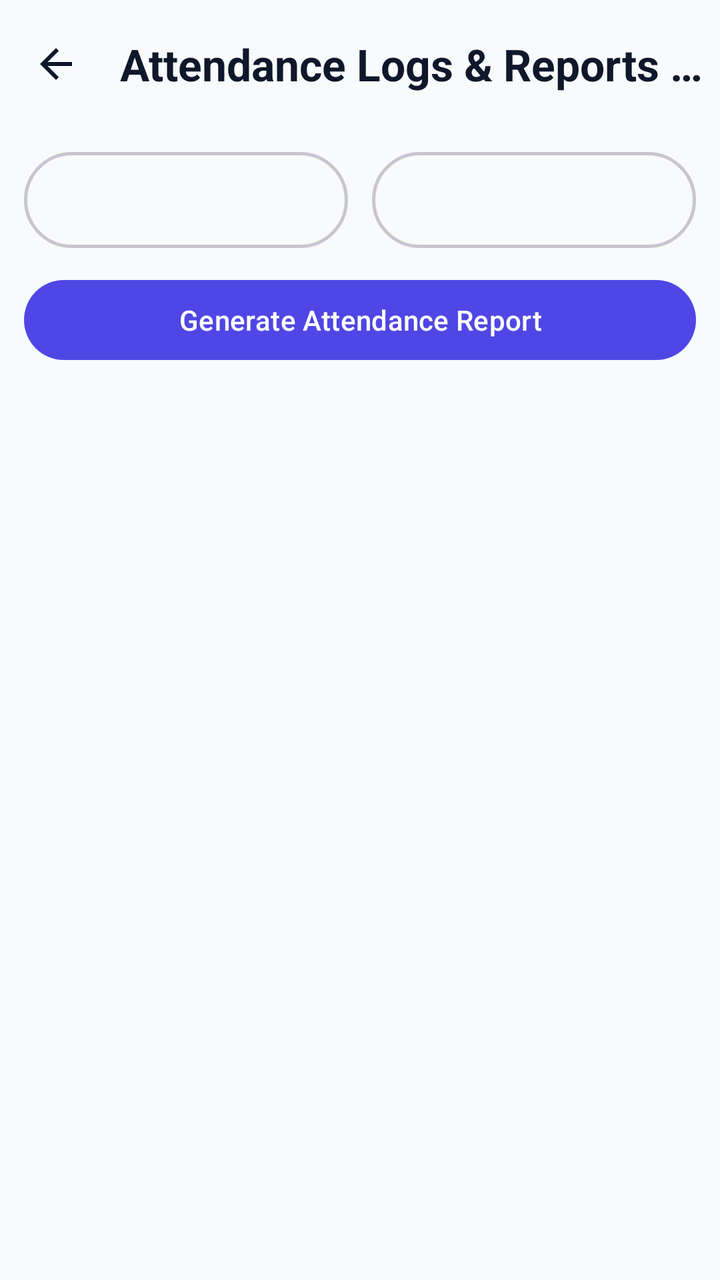
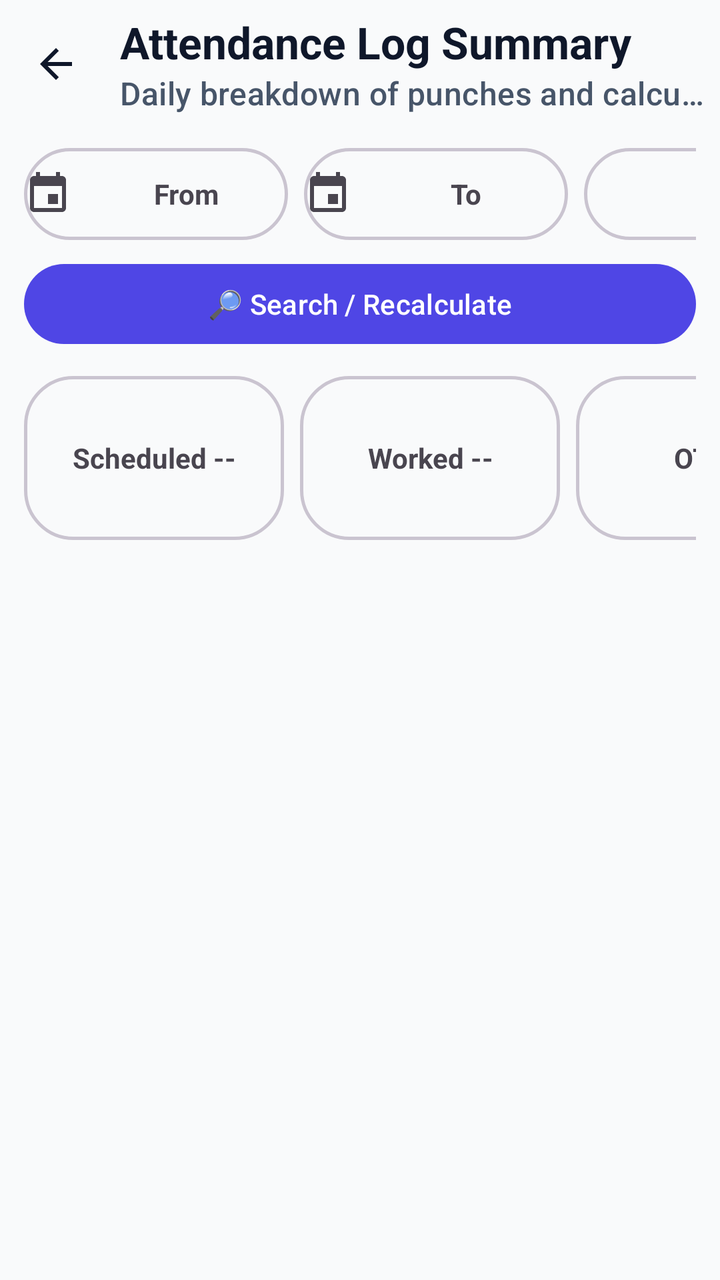

An Android layout rendered at two revisions. The XML below is the earlier revision; the diff shows what the commit changed to produce the second picture.
<!-- AndroidManifest.xml: application theme Theme.Biometric -->
<!-- res/layout/activity_admin_attendance.xml -->
<?xml version="1.0" encoding="utf-8"?>
<LinearLayout xmlns:android="http://schemas.android.com/apk/res/android"
    xmlns:app="http://schemas.android.com/apk/res-auto"
    android:id="@+id/clAdminAttendanceRoot"
    android:layout_width="match_parent"
    android:layout_height="match_parent"
    android:orientation="vertical"
    android:background="@color/window_background">
<com.google.android.material.appbar.MaterialToolbar android:id="@+id/toolbar" android:layout_width="match_parent" android:layout_height="?attr/actionBarSize" app:title="Attendance Logs &amp; Reports 📊" app:navigationIcon="@drawable/ic_arrow_back"/>
<LinearLayout android:layout_width="match_parent" android:layout_height="wrap_content" android:orientation="horizontal" android:padding="12dp">
<TextView android:id="@+id/tvFrom" android:layout_width="0dp" android:layout_height="48dp" android:layout_weight="1" android:gravity="center" android:textStyle="bold" android:background="@drawable/bg_premium_card" android:layout_marginEnd="6dp"/>
<TextView android:id="@+id/tvTo" android:layout_width="0dp" android:layout_height="48dp" android:layout_weight="1" android:gravity="center" android:textStyle="bold" android:background="@drawable/bg_premium_card" android:layout_marginStart="6dp"/>
</LinearLayout>
<com.google.android.material.button.MaterialButton android:id="@+id/btnGenerate" android:layout_width="match_parent" android:layout_height="wrap_content" android:layout_marginHorizontal="12dp" android:text="Generate Attendance Report"/>
<TextView android:id="@+id/tvSummary" android:layout_width="match_parent" android:layout_height="wrap_content" android:padding="16dp" android:textStyle="bold" android:textColor="@color/text_primary"/>
<ProgressBar android:id="@+id/progress" android:layout_width="wrap_content" android:layout_height="wrap_content" android:layout_gravity="center_horizontal" android:visibility="gone"/>
<TextView android:id="@+id/empty" android:layout_width="match_parent" android:layout_height="wrap_content" android:padding="24dp" android:gravity="center" android:text="No attendance summaries found." android:visibility="gone"/>
<androidx.recyclerview.widget.RecyclerView android:id="@+id/rvAttendance" android:layout_width="match_parent" android:layout_height="0dp" android:layout_weight="1" android:padding="12dp" android:clipToPadding="false"/>
</LinearLayout>
<!-- resources referenced by this layout -->
<resources>
  <color name="text_primary">#0F172A</color>
  <color name="window_background">#F9FAFB</color>
  <!-- drawable bg_premium_card (drawable) -->
  <?xml version="1.0" encoding="utf-8"?>
  <shape xmlns:android="http://schemas.android.com/apk/res/android">
      <solid android:color="?attr/colorSurface" />
      <corners android:radius="24dp" />
      <stroke
          android:width="1.5dp"
          android:color="?attr/colorOutlineVariant" />
  </shape>
  <!-- drawable ic_arrow_back (drawable) -->
  <vector xmlns:android="http://schemas.android.com/apk/res/android"
      android:width="24dp"
      android:height="24dp"
      android:viewportWidth="24.0"
      android:viewportHeight="24.0"
      android:tint="?attr/colorControlNormal">
      <path
          android:fillColor="@android:color/white"
          android:pathData="M20,11H7.83l5.59,-5.59L12,4l-8,8 8,8 1.41,-1.41L7.83,13H20v-2z"/>
  </vector>
  <color name="colorPrimary">#4F46E5</color>
  <color name="colorPrimaryDark">#4338CA</color>
  <color name="colorAccent">#F43F5E</color>
  <color name="colorSurfaceVariant">#F3F4F6</color>
  <color name="text_secondary">#475569</color>
  <color name="red">#EF4444</color>
  <color name="outline">#79747E</color>
  <color name="outline_variant">#CAC4D0</color>
  <style name="Widget.App.Toolbar" parent="Widget.Material3.Toolbar.OnSurface">
          <item name="titleTextAppearance">@style/TextAppearance.App.ToolbarTitle</item>
      </style>
  <style name="Widget.App.CardView" parent="Widget.Material3.CardView.Elevated">
          <item name="cardCornerRadius">16dp</item>
          <item name="cardElevation">4dp</item>
      </style>
  <style name="TextAppearance.App.ToolbarTitle" parent="TextAppearance.Material3.TitleLarge">
          <item name="android:textStyle">bold</item>
      </style>
  <!-- unchanged entries left out for length: 1 -->
</resources>

<!-- the commit's change to res/layout/activity_admin_attendance.xml (unified diff, before → after) -->
@@ -6,14 +6,121 @@
     android:layout_height="match_parent"
     android:orientation="vertical"
     android:background="@color/window_background">
-<com.google.android.material.appbar.MaterialToolbar android:id="@+id/toolbar" android:layout_width="match_parent" android:layout_height="?attr/actionBarSize" app:title="Attendance Logs &amp; Reports 📊" app:navigationIcon="@drawable/ic_arrow_back"/>
-<LinearLayout android:layout_width="match_parent" android:layout_height="wrap_content" android:orientation="horizontal" android:padding="12dp">
-<TextView android:id="@+id/tvFrom" android:layout_width="0dp" android:layout_height="48dp" android:layout_weight="1" android:gravity="center" android:textStyle="bold" android:background="@drawable/bg_premium_card" android:layout_marginEnd="6dp"/>
-<TextView android:id="@+id/tvTo" android:layout_width="0dp" android:layout_height="48dp" android:layout_weight="1" android:gravity="center" android:textStyle="bold" android:background="@drawable/bg_premium_card" android:layout_marginStart="6dp"/>
+
+    <com.google.android.material.appbar.MaterialToolbar
+        android:id="@+id/toolbar"
+        android:layout_width="match_parent"
+        android:layout_height="?attr/actionBarSize"
+        app:title="Attendance Log Summary"
+        app:subtitle="Daily breakdown of punches and calculated hours"
+        app:navigationIcon="@drawable/ic_arrow_back" />
+
+    <HorizontalScrollView
+        android:layout_width="match_parent"
+        android:layout_height="wrap_content"
+        android:scrollbars="none"
+        android:paddingStart="12dp"
+        android:paddingEnd="12dp">
+        <LinearLayout
+            android:layout_width="wrap_content"
+            android:layout_height="wrap_content"
+            android:orientation="horizontal"
+            android:paddingTop="10dp"
+            android:paddingBottom="8dp">
+
+            <TextView
+                android:id="@+id/tvFrom"
+                android:layout_width="132dp"
+                android:layout_height="46dp"
+                android:gravity="center"
+                android:textStyle="bold"
+                android:text="From"
+                android:drawableStart="@drawable/ic_calendar"
+                android:drawablePadding="6dp"
+                android:background="@drawable/bg_premium_card" />
+
+            <TextView
+                android:id="@+id/tvTo"
+                android:layout_width="132dp"
+                android:layout_height="46dp"
+                android:layout_marginStart="8dp"
+                android:gravity="center"
+                android:textStyle="bold"
+                android:text="To"
+                android:drawableStart="@drawable/ic_calendar"
+                android:drawablePadding="6dp"
+                android:background="@drawable/bg_premium_card" />
+
+            <Spinner
+                android:id="@+id/spEmployee"
+                android:layout_width="180dp"
+                android:layout_height="46dp"
+                android:layout_marginStart="8dp"
+                android:background="@drawable/bg_premium_card" />
+        </LinearLayout>
+    </HorizontalScrollView>
+
+    <com.google.android.material.button.MaterialButton
+        android:id="@+id/btnGenerate"
+        android:layout_width="match_parent"
+        android:layout_height="wrap_content"
+        android:layout_marginHorizontal="12dp"
+        android:text="🔎 Search / Recalculate" />
+
+    <HorizontalScrollView
+        android:layout_width="match_parent"
+        android:layout_height="wrap_content"
+        android:scrollbars="none"
+        android:padding="12dp">
+        <LinearLayout
+            android:layout_width="wrap_content"
+            android:layout_height="wrap_content"
+            android:orientation="horizontal">
+            <TextView android:id="@+id/tvScheduled" android:layout_width="130dp" android:layout_height="82dp" android:gravity="center" android:text="Scheduled
+--" android:textStyle="bold" android:background="@drawable/bg_premium_card" />
+            <TextView android:id="@+id/tvWorked" android:layout_width="130dp" android:layout_height="82dp" android:layout_marginStart="8dp" android:gravity="center" android:text="Worked
+--" android:textStyle="bold" android:background="@drawable/bg_premium_card" />
+            <TextView android:id="@+id/tvOvertime" android:layout_width="130dp" android:layout_height="82dp" android:layout_marginStart="8dp" android:gravity="center" android:text="OT
+--" android:textStyle="bold" android:background="@drawable/bg_premium_card" />
+            <TextView android:id="@+id/tvPenalty" android:layout_width="130dp" android:layout_height="82dp" android:layout_marginStart="8dp" android:gravity="center" android:text="Penalty
+--" android:textStyle="bold" android:background="@drawable/bg_premium_card" />
+            <TextView android:id="@+id/tvLateness" android:layout_width="130dp" android:layout_height="82dp" android:layout_marginStart="8dp" android:gravity="center" android:text="Lateness
+--" android:textStyle="bold" android:background="@drawable/bg_premium_card" />
+            <TextView android:id="@+id/tvBreakPenalty" android:layout_width="130dp" android:layout_height="82dp" android:layout_marginStart="8dp" android:gravity="center" android:text="Break Pen.
+--" android:textStyle="bold" android:background="@drawable/bg_premium_card" />
+        </LinearLayout>
+    </HorizontalScrollView>
+
+    <TextView
+        android:id="@+id/tvSummary"
+        android:layout_width="match_parent"
+        android:layout_height="wrap_content"
+        android:paddingHorizontal="16dp"
+        android:paddingBottom="8dp"
+        android:textStyle="bold"
+        android:textColor="@color/text_primary" />
+
+    <ProgressBar
+        android:id="@+id/progress"
+        android:layout_width="wrap_content"
+        android:layout_height="wrap_content"
+        android:layout_gravity="center_horizontal"
+        android:visibility="gone" />
+
+    <TextView
+        android:id="@+id/empty"
+        android:layout_width="match_parent"
+        android:layout_height="wrap_content"
+        android:padding="24dp"
+        android:gravity="center"
+        android:text="No attendance logs found for the selected filters."
+        android:visibility="gone" />
+
+    <androidx.recyclerview.widget.RecyclerView
+        android:id="@+id/rvAttendance"
+        android:layout_width="match_parent"
+        android:layout_height="0dp"
+        android:layout_weight="1"
+        android:padding="12dp"
+        android:clipToPadding="false" />
 </LinearLayout>
-<com.google.android.material.button.MaterialButton android:id="@+id/btnGenerate" android:layout_width="match_parent" android:layout_height="wrap_content" android:layout_marginHorizontal="12dp" android:text="Generate Attendance Report"/>
-<TextView android:id="@+id/tvSummary" android:layout_width="match_parent" android:layout_height="wrap_content" android:padding="16dp" android:textStyle="bold" android:textColor="@color/text_primary"/>
-<ProgressBar android:id="@+id/progress" android:layout_width="wrap_content" android:layout_height="wrap_content" android:layout_gravity="center_horizontal" android:visibility="gone"/>
-<TextView android:id="@+id/empty" android:layout_width="match_parent" android:layout_height="wrap_content" android:padding="24dp" android:gravity="center" android:text="No attendance summaries found." android:visibility="gone"/>
-<androidx.recyclerview.widget.RecyclerView android:id="@+id/rvAttendance" android:layout_width="match_parent" android:layout_height="0dp" android:layout_weight="1" android:padding="12dp" android:clipToPadding="false"/>
-</LinearLayout>
<!-- resource entries referenced after the edit -->
@@ -22,6 +22,17 @@
           android:fillColor="@android:color/white"
           android:pathData="M20,11H7.83l5.59,-5.59L12,4l-8,8 8,8 1.41,-1.41L7.83,13H20v-2z"/>
   </vector>
+  <!-- drawable ic_calendar (drawable) -->
+  <vector xmlns:android="http://schemas.android.com/apk/res/android"
+      android:width="24dp"
+      android:height="24dp"
+      android:viewportWidth="24"
+      android:viewportHeight="24"
+      android:tint="?attr/colorControlNormal">
+    <path
+        android:fillColor="@android:color/white"
+        android:pathData="M17,12h-5v5h5v-5zM16,1v2L8,3L8,1L6,1v2L5,3c-1.11,0 -1.99,0.9 -1.99,2L3,19c0,1.1 0.89,2 2,2h14c1.1,0 2,-0.9 2,-2L21,5c0,-1.1 -0.9,-2 -2,-2h-1L18,1h-2zM19,19L5,19L5,8h14v11z"/>
+  </vector>
   <color name="colorPrimary">#4F46E5</color>
   <color name="colorPrimaryDark">#4338CA</color>
   <color name="colorAccent">#F43F5E</color>
